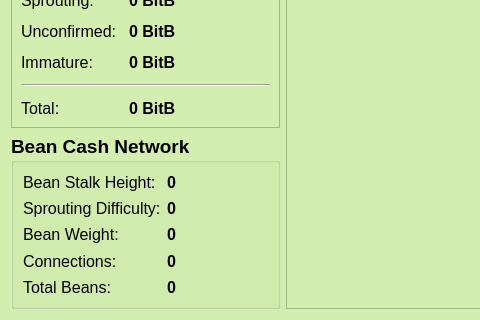
The window that src/qt/forms/overviewpage.ui (teambean/BeanCash) describes before a commit, drawn with Qt 5; both pictures show x 0 to 480 and y 90 to 410 of the 643 by 410 pixel window.
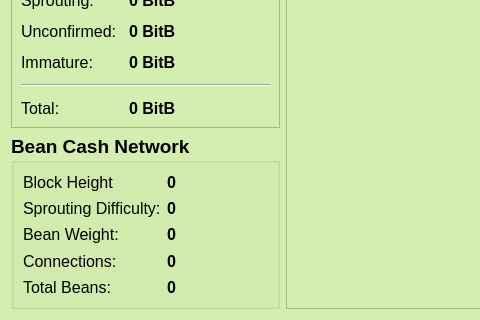
The same window after the commit. Icons and pictures are not drawn.

Commit message: Updates to text and tooltips

The edit to the form file:
```diff
--- a/src/qt/forms/overviewpage.ui
+++ b/src/qt/forms/overviewpage.ui
@@ -550,7 +550,7 @@
            </font>
           </property>
           <property name="text">
-           <string>Bean Stalk Height:</string>
+           <string>Block Height</string>
           </property>
          </widget>
         </item>
```
Left out of the diff: 16 changed lines with no effect on the pictures.
